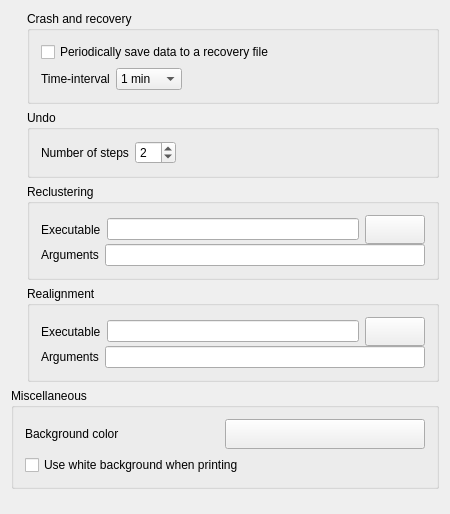
Old version of the form src/klusters/src/prefgenerallayout.ui in the repository Gravios/neurosuite-3.
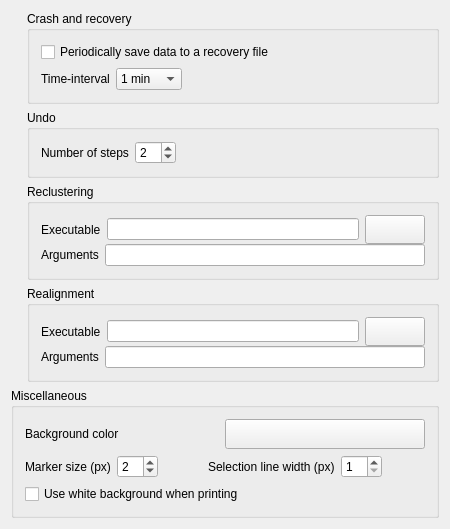
New version of the form. Custom widgets are drawn as their Qt base class.

Commit message: feature(klusters) settings:preferences for scatter and line widths

Patch:
```diff
--- a/src/klusters/src/prefgenerallayout.ui
+++ b/src/klusters/src/prefgenerallayout.ui
@@ -524,6 +524,91 @@
        </layout>
       </item>
       <item row="1" column="0">
+       <layout class="QHBoxLayout">
+        <property name="margin">
+         <number>0</number>
+        </property>
+        <item>
+         <widget class="QLabel" name="markerSizeLabel">
+          <property name="text">
+           <string>Marker size (px)</string>
+          </property>
+          <property name="wordWrap">
+           <bool>false</bool>
+          </property>
+         </widget>
+        </item>
+        <item>
+         <widget class="QSpinBox" name="markerSizeSpinBox">
+          <property name="minimum">
+           <number>1</number>
+          </property>
+          <property name="maximum">
+           <number>10</number>
+          </property>
+          <property name="value">
+           <number>2</number>
+          </property>
+         </widget>
+        </item>
+        <item>
+         <spacer name="spacer_marker">
+          <property name="orientation">
+           <enum>Qt::Horizontal</enum>
+          </property>
+          <property name="sizeType">
+           <enum>QSizePolicy::Expanding</enum>
+          </property>
+          <property name="sizeHint" stdset="0">
+           <size>
+            <width>40</width>
+            <height>20</height>
+           </size>
+          </property>
+         </spacer>
+        </item>
+        <item>
+         <widget class="QLabel" name="selLineWidthLabel">
+          <property name="text">
+           <string>Selection line width (px)</string>
+          </property>
+          <property name="wordWrap">
+           <bool>false</bool>
+          </property>
+         </widget>
+        </item>
+        <item>
+         <widget class="QSpinBox" name="selectionLineWidthSpinBox">
+          <property name="minimum">
+           <number>1</number>
+          </property>
+          <property name="maximum">
+           <number>10</number>
+          </property>
+          <property name="value">
+           <number>1</number>
+          </property>
+         </widget>
+        </item>
+        <item>
+         <spacer name="spacer_selline">
+          <property name="orientation">
+           <enum>Qt::Horizontal</enum>
+          </property>
+          <property name="sizeType">
+           <enum>QSizePolicy::Expanding</enum>
+          </property>
+          <property name="sizeHint" stdset="0">
+           <size>
+            <width>40</width>
+            <height>20</height>
+           </size>
+          </property>
+         </spacer>
+        </item>
+       </layout>
+      </item>
+      <item row="2" column="0">
        <widget class="QCheckBox" name="useWhiteColorPrinting">
         <property name="text">
          <string>Use white background when printing</string>
```
The commit also changes 252 other files.
